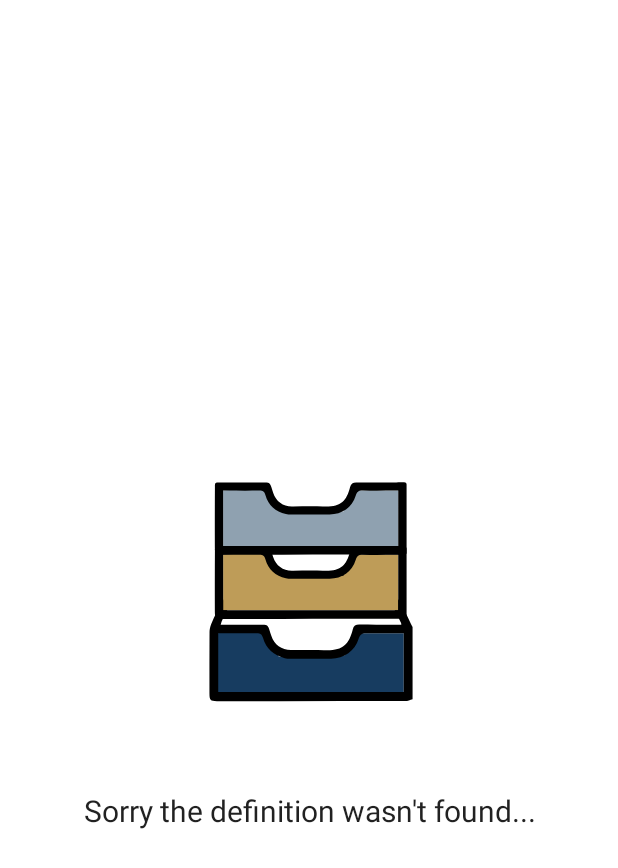
After one commit to AdoyoClifford/Dictionary, an Android app built with Jetpack Compose: the composable EmptyComponent called with empty values, on a phone screen of 412 x 824 dp. The commit adds this screen. Shown: the top 868 px of the screen. Run offline under Robolectric (Android 15) with nearby library versions, the phone set to English and light mode, and no system bars.

Commit message:
initial commit

```diff
--- /dev/null
+++ b/app/src/main/java/com/adoyo/dictionaryapp/presentation/uistate/components/EmptyComponent.kt
@@ -0,0 +1,57 @@
+package com.adoyo.dictionaryapp.presentation.uistate.components
+
+import androidx.compose.foundation.layout.*
+import androidx.compose.material.Text
+import androidx.compose.runtime.Composable
+import androidx.compose.runtime.getValue
+import androidx.compose.ui.Alignment
+import androidx.compose.ui.Modifier
+import androidx.compose.ui.semantics.contentDescription
+import androidx.compose.ui.semantics.semantics
+import androidx.compose.ui.text.style.TextAlign
+import androidx.compose.ui.unit.dp
+import com.adoyo.dictionaryapp.R
+import androidx.compose.ui.unit.sp
+import com.adoyo.dictionaryapp.data.remote.DefinitionResponseModel
+import com.airbnb.lottie.compose.LottieAnimation
+import com.airbnb.lottie.compose.LottieCompositionSpec
+import com.airbnb.lottie.compose.LottieConstants
+import com.airbnb.lottie.compose.rememberLottieComposition
+
+@Composable
+fun EmptyComponent(
+    isLoading: Boolean,
+    definition: List<DefinitionResponseModel>
+) {
+    if (!isLoading && definition.isNullOrEmpty()) {
+        Box(modifier = Modifier.fillMaxSize(), contentAlignment = Alignment.Center) {
+            Column(
+                verticalArrangement = Arrangement.Center,
+                horizontalAlignment = Alignment.CenterHorizontally
+            ) {
+                EmptyAnimation()
+
+                Spacer(modifier = Modifier.height(8.dp))
+
+                Text(
+                    text = "Sorry the definition wasn't found...",
+                    fontSize = 20.sp,
+                    textAlign = TextAlign.Center
+                )
+            }
+        }
+    }
+}
+
+@Composable
+fun EmptyAnimation() {
+    val composition by rememberLottieComposition(LottieCompositionSpec.RawRes(R.raw.empty))
+
+    LottieAnimation(
+        composition = composition, iterations = LottieConstants.IterateForever,
+        modifier = Modifier
+            .fillMaxWidth()
+            .height(250.dp)
+            .semantics { contentDescription = "Empty Animation" },
+    )
+}
```
Also changed, not shown: app/src/main/java/com/adoyo/dictionaryapp/presentation/HomeScreen.kt (+4 -4 lines).
